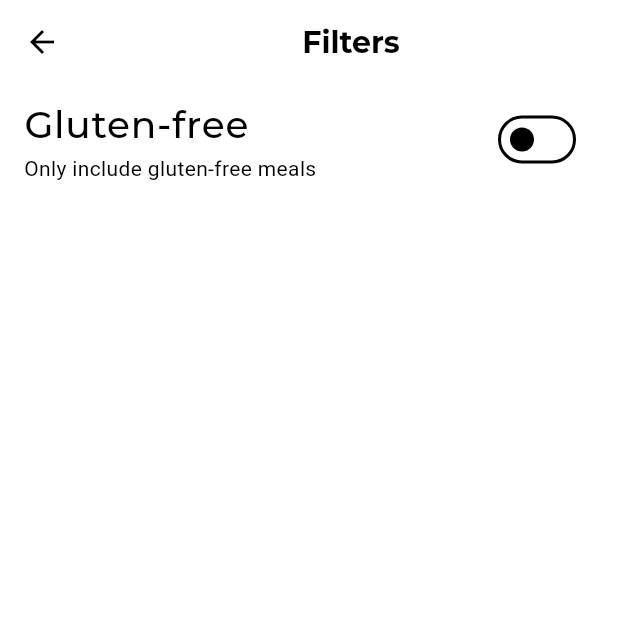
After one commit to KaterinaOsipenko/Menu-app, a Flutter app: the FiltersScreen screen opened directly, on a phone screen of 412 x 824 dp, the top half of it. The commit adds this screen. Run offline on Flutter 3.47's test engine with Material 2 defaults, Android fonts, the phone set to English and light mode, and no system bars; our stand-ins replace flutter_colorpicker, google_fonts, transparent_image; missing offline and left inert: colornames.

Commit message:
add filters screen

```diff
--- /dev/null
+++ b/lib/screens/filters_screen.dart
@@ -0,0 +1,50 @@
+import 'package:flutter/material.dart';
+import 'package:menu_app/screens/tab_screen.dart';
+import 'package:menu_app/utils/constants.dart';
+import 'package:menu_app/widgets/main_drawer.dart';
+
+class FiltersScreen extends StatefulWidget {
+  const FiltersScreen({super.key});
+
+  @override
+  State<FiltersScreen> createState() => _FiltersScreenState();
+}
+
+class _FiltersScreenState extends State<FiltersScreen> {
+  var glutenFreeSet = false;
+
+  @override
+  Widget build(BuildContext context) {
+    return Scaffold(
+      appBar: AppBar(
+        title: Center(
+          child: Text(
+            filtersMsg,
+            style: Theme.of(context).textTheme.titleLarge,
+          ),
+        ),
+      ),
+      body: SafeArea(
+        child: Column(
+          children: [
+            SwitchListTile(
+              value: glutenFreeSet,
+              activeColor: Theme.of(context).colorScheme.primary,
+              title: Text(
+                glutenFreeFilterMsg,
+              ),
+              subtitle: Text(glutenFreeFilterSubMsg),
+              onChanged: (isChecked) {
+                setState(
+                  () {
+                    glutenFreeSet = isChecked;
+                  },
+                );
+              },
+            ),
+          ],
+        ),
+      ),
+    );
+  }
+}
--- a/lib/screens/tab_screen.dart
+++ b/lib/screens/tab_screen.dart
@@ -1,5 +1,6 @@
 import 'package:flutter/material.dart';
 import 'package:menu_app/models/meal.dart';
+import 'package:menu_app/screens/filters_screen.dart';
 import 'package:menu_app/screens/home/categories.dart';
 import 'package:menu_app/screens/meal/meals_screen.dart';
 import 'package:menu_app/utils/constants.dart';
@@ -33,9 +34,13 @@ class _TabScreenState extends State<TabScreen> {
   }
 
   void setScreen(String identifier) {
+    Navigator.of(context).pop();
     if (identifier == filtersMsg) {
-    } else {
-      Navigator.of(context).pop();
+      Navigator.of(context).push(
+        MaterialPageRoute(
+          builder: (context) => const FiltersScreen(),
+        ),
+      );
     }
   }
 
--- a/lib/utils/constants.dart
+++ b/lib/utils/constants.dart
@@ -17,8 +17,17 @@ const String durationMsg = 'Duration';
 
 const String vegetarianMsg = 'Vegeterian : ';
 const String veganMsg = 'Vegan : ';
-const String glutenFreeMsg = 'Gluten Free : ';
-const String lactoseFreeMsg = 'Lactose Free : ';
+const String glutenFreeMsg = 'Gluten-Free : ';
+const String lactoseFreeMsg = 'Lactose-Free : ';
+
+const String glutenFreeFilterMsg = 'Gluten-free';
+const String glutenFreeFilterSubMsg = 'Only include gluten-free meals';
+const String lactoseFreeFilterMsg = 'Lactose-free';
+const String lactoseFreeFilterSubMsg = 'Only include lactose-free meals';
+const String vegetarianFilterMsg = 'Vegetarian';
+const String vegetarianFilterSubMsg = 'Only include vegetarian meals';
+const String veganFilterMsg = 'Vegan';
+const String veganFilterSubMsg = 'Only include vegan meals';
 
 const String cookingUpMsg = 'Cooking up!';
 const String mealsMsg = 'Meals';
```
